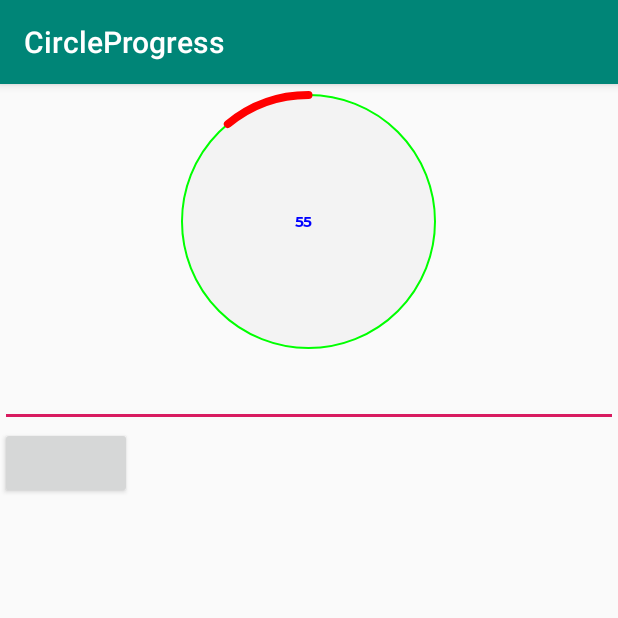
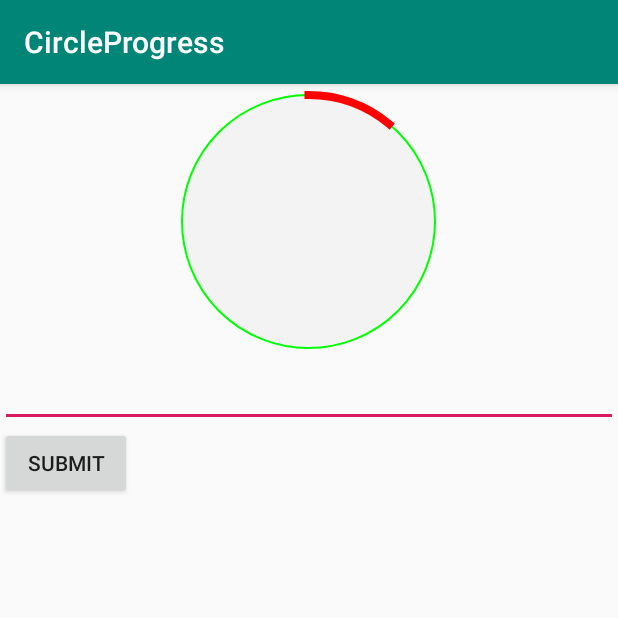
Before and after one commit to linkdevelopment/CircleProgress_Android, an Android app: the screen it shows after launch (MainActivity), on a phone screen of 412 x 824 dp, the top half of it. Run offline under Robolectric (Android 15) with nearby library versions, the phone set to English and light mode, and no system bars.

Commit message:
apply code review

```diff
--- a/app/src/main/java/com/linkdev/circleprogress/MainActivity.kt
+++ b/app/src/main/java/com/linkdev/circleprogress/MainActivity.kt
@@ -16,6 +16,7 @@ class MainActivity : AppCompatActivity() {
     }
 
     private fun onSubmitClick() {
-        progress_circular.setProgress(edtProgress.text.toString().toFloat())
+        if (edtProgress.text.isNotEmpty())
+            progress_circular.setProgress(edtProgress.text.toString().toFloat())
     }
 }
--- a/app/src/main/res/layout/activity_main.xml
+++ b/app/src/main/res/layout/activity_main.xml
@@ -13,28 +13,29 @@
         android:layout_width="wrap_content"
         android:layout_height="wrap_content"
         android:layout_gravity="center_horizontal"
-        android:text=""
-        android:textColor="#0000ff"
+        android:textColor="@color/blue"
         app:bgColor="@color/green"
         app:bgStrokeWidth="1dp"
-        app:circleBg="#07000000"
-        app:max="500"
-        app:progress="55"
-        app:progressColor="#FF0000"
-        app:progressDirection="AntiClockWise"
-        app:progressStrokeWidth="5dp"
-        app:showDecimals="false"
+        app:circleBg="@color/circleBg"
+        app:max="@integer/max"
+        app:progress="@integer/progress"
+        app:progressColor="@color/red"
+        app:progressDirection="WithClockWise"
+        app:progressStrokeWidth="@dimen/stroke_5"
+        app:showDecimals="true"
         app:showPercentage="false"
-        app:showText="true"
-        app:squareCap="false"
-        app:startAngle="top" />
+        app:showText="false"
+        app:squareCap="true"
+        app:startAngle="Top" />
 
     <EditText
+        android:inputType="number"
         android:id="@+id/edtProgress"
         android:layout_width="match_parent"
         android:layout_height="wrap_content" />
 
     <Button
+        android:text="@string/submit"
         android:id="@+id/submit"
         android:layout_width="wrap_content"
         android:layout_height="wrap_content" />
--- a/app/src/main/res/values/attrs.xml
+++ b/app/src/main/res/values/attrs.xml
@@ -12,8 +12,8 @@
         <attr name="startAngle" format="enum">
             <enum name="Right" value="0" />
             <enum name="Bottom" value="90" />
-            <enum name="left" value="180" />
-            <enum name="top" value="270" />
+            <enum name="Left" value="180" />
+            <enum name="Top" value="270" />
         </attr>
         <attr name="progressDirection" format="enum">
             <enum name="WithClockWise" value="1" />
--- a/app/src/main/res/values/colors.xml
+++ b/app/src/main/res/values/colors.xml
@@ -7,4 +7,7 @@
     <color name="transparent">#00000000</color>
     <color name="gray">#797474</color>
     <color name="green">#00ff00</color>
+    <color name="blue">#0000ff</color>
+    <color name="red">#ff0000</color>
+    <color name="circleBg">#07000000</color>
 </resources>
--- /dev/null
+++ b/app/src/main/res/values/dimens.xml
@@ -0,0 +1,6 @@
+<?xml version="1.0" encoding="utf-8"?>
+<resources>
+    <integer name="max">500</integer>
+    <integer name="progress">55</integer>
+    <dimen name="stroke_5">5dp</dimen>
+</resources>
--- a/app/src/main/res/values/strings.xml
+++ b/app/src/main/res/values/strings.xml
@@ -1,4 +1,5 @@
 <resources>
     <string name="app_name">CircleProgress</string>
+    <string name="submit">Submit</string>
 
 </resources>
```
Also changed, not shown: 1 other file.
